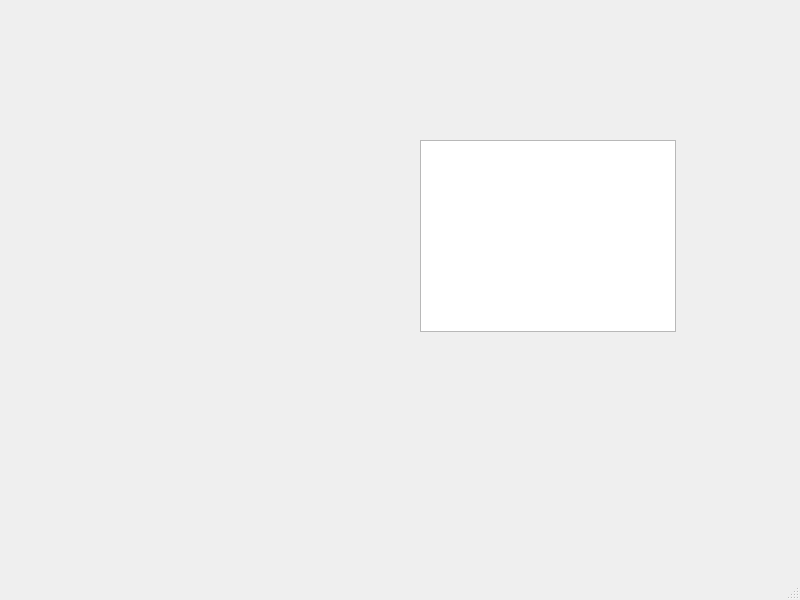
Above: extern_tools/CreateProtocol/showprotocol.ui from sarrow104/middleware before the change. Below: the same form after it.
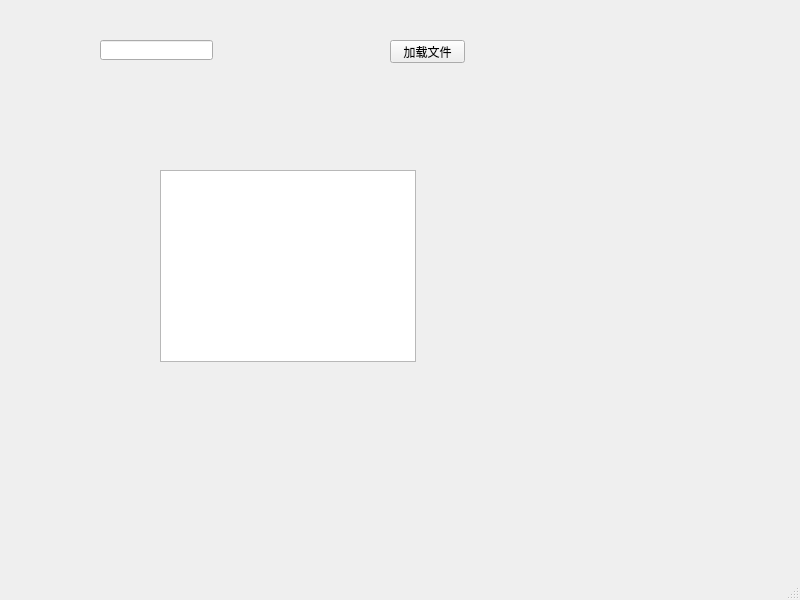
That is the form after the change.

The edit to the form file:
```diff
--- a/extern_tools/CreateProtocol/showprotocol.ui
+++ b/extern_tools/CreateProtocol/showprotocol.ui
@@ -14,11 +14,34 @@
    <string>MainWindow</string>
   </property>
   <widget class="QWidget" name="centralwidget">
-   <widget class="QTableWidget" name="table">
+   <widget class="QPushButton" name="openfile">
     <property name="geometry">
      <rect>
-      <x>420</x>
-      <y>140</y>
+      <x>390</x>
+      <y>40</y>
+      <width>75</width>
+      <height>23</height>
+     </rect>
+    </property>
+    <property name="text">
+     <string>加载文件</string>
+    </property>
+   </widget>
+   <widget class="QLineEdit" name="filepath">
+    <property name="geometry">
+     <rect>
+      <x>100</x>
+      <y>40</y>
+      <width>113</width>
+      <height>20</height>
+     </rect>
+    </property>
+   </widget>
+   <widget class="QTableView" name="table">
+    <property name="geometry">
+     <rect>
+      <x>160</x>
+      <y>170</y>
       <width>256</width>
       <height>192</height>
      </rect>
```
